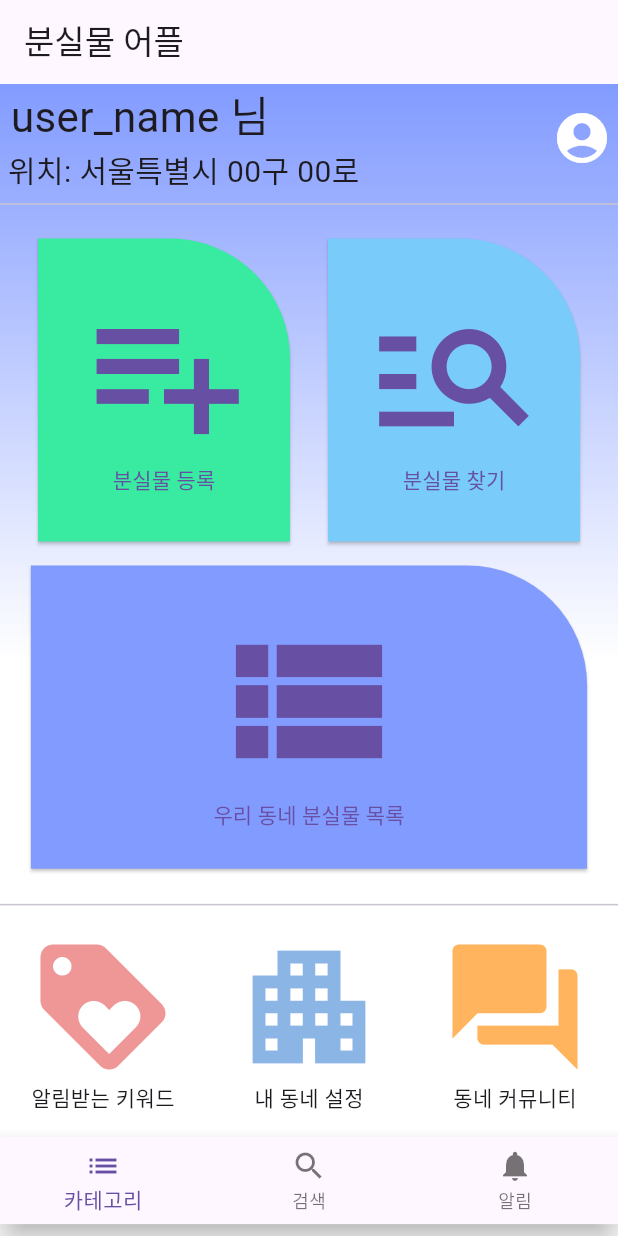
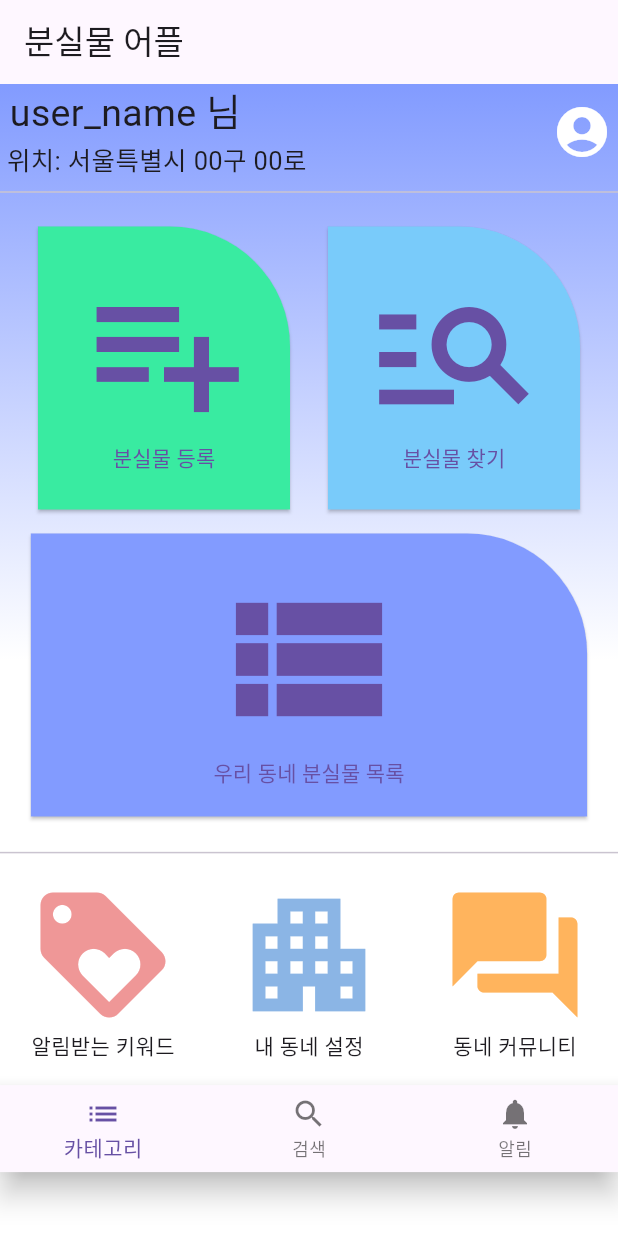
Before and after one commit to yuheun/Graduation-Project, a Flutter app: the PersonalInfoScreen screen opened directly, item 2 of the bottom bar chosen, after a tap on the "home" icon, on a phone screen of 412 x 824 dp. Run offline on Flutter 3.47's test engine with Material 3 defaults, Android fonts, the phone set to English and light mode, and no system bars; our stand-ins replace file_picker; accounts and stored records are empty.

Commit message:
initial commit

```diff
--- a/lib/main.dart
+++ b/lib/main.dart
@@ -157,9 +157,9 @@ class HomeScreen extends StatelessWidget {
                     crossAxisAlignment: CrossAxisAlignment.start,
                     children: [
                       Text(" user_name 님",
-                          style: TextStyle(fontSize: 28)), // 이름 받아오는 기능 만들어야함
+                          style: TextStyle(fontSize: 25)), // 이름 받아오는 기능 만들어야함
                       Text(" 위치: 서울특별시 00구 00로",
-                          style: TextStyle(fontSize: 20)), // 위치 받아오는 기능 만들어야함
+                          style: TextStyle(fontSize: 17)), // 위치 받아오는 기능 만들어야함
                     ],
                   ),
                 ),
@@ -190,7 +190,7 @@ class HomeScreen extends StatelessWidget {
                   },
                   style: ButtonStyle(
                     minimumSize:
-                    MaterialStateProperty.all(Size(screenWidth*0.4, screenHeight*0.2452),), //최소 사이즈 설정
+                    MaterialStateProperty.all(Size(screenWidth*0.4, screenHeight*0.229),), //최소 사이즈 설정
                     backgroundColor: MaterialStateProperty.all<Color>(
                         const Color.fromARGB(255, 57, 235, 161)),
                     shape: MaterialStateProperty.all<RoundedRectangleBorder>(
@@ -214,7 +214,7 @@ class HomeScreen extends StatelessWidget {
                   },
                   style: ButtonStyle(
                     minimumSize:
-                    MaterialStateProperty.all(Size(screenWidth*0.4, screenHeight*0.2452)), //최소 사이즈 설정
+                    MaterialStateProperty.all(Size(screenWidth*0.4, screenHeight*0.229)), //최소 사이즈 설정
                     backgroundColor: MaterialStateProperty.all<Color>(
                         const Color.fromARGB(255, 121, 203, 250)),
                     shape: MaterialStateProperty.all<RoundedRectangleBorder>(
@@ -247,7 +247,7 @@ class HomeScreen extends StatelessWidget {
               },
               style: ButtonStyle(
                 minimumSize:
-                MaterialStateProperty.all(Size(screenWidth*0.9, screenHeight*0.2452)), //최소 사이즈 설정
+                MaterialStateProperty.all(Size(screenWidth*0.9, screenHeight*0.229)), //최소 사이즈 설정
                 backgroundColor: MaterialStateProperty.all<Color>(
                     const Color.fromARGB(255, 130, 155, 255)),
                 shape: MaterialStateProperty.all<RoundedRectangleBorder>(
--- a/lib/personalInfo.dart
+++ b/lib/personalInfo.dart
@@ -82,7 +82,7 @@ class PersonalInfoScreen extends StatelessWidget {
             },
             child: Container(
               width: double.infinity,
-              height: 400,
+              height: 350,
               color: const Color.fromARGB(255, 121, 203, 250),
               child: const Center(
                 child: Text(
--- a/pubspec.yaml
+++ b/pubspec.yaml
@@ -14,6 +14,7 @@ dependencies:
   image: ^4.1.3
   image_picker: ^1.0.4
   file_picker: ^4.0.10
+  flutter_screenutil: ^5.9.0
 
   cupertino_icons: ^1.0.2
 
```
Also changed, not shown: pubspec.lock.
